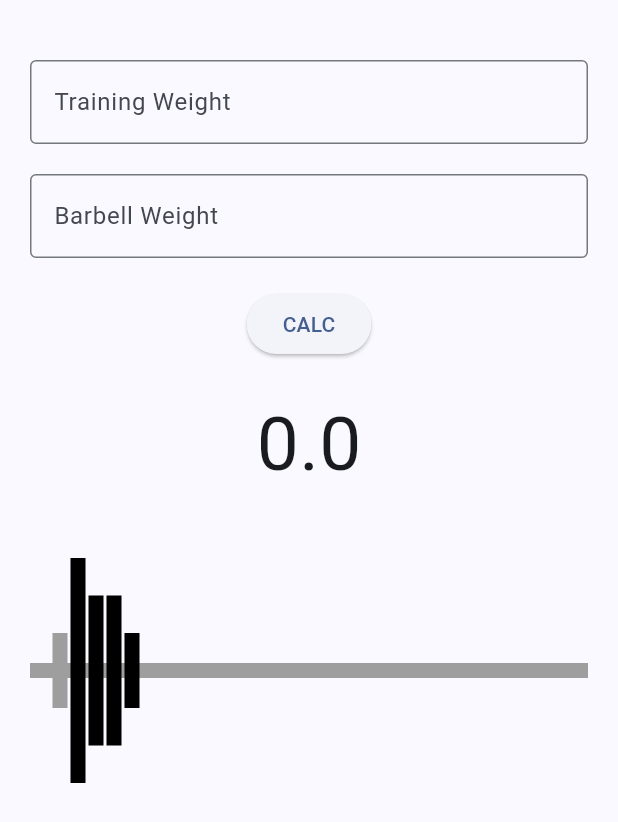
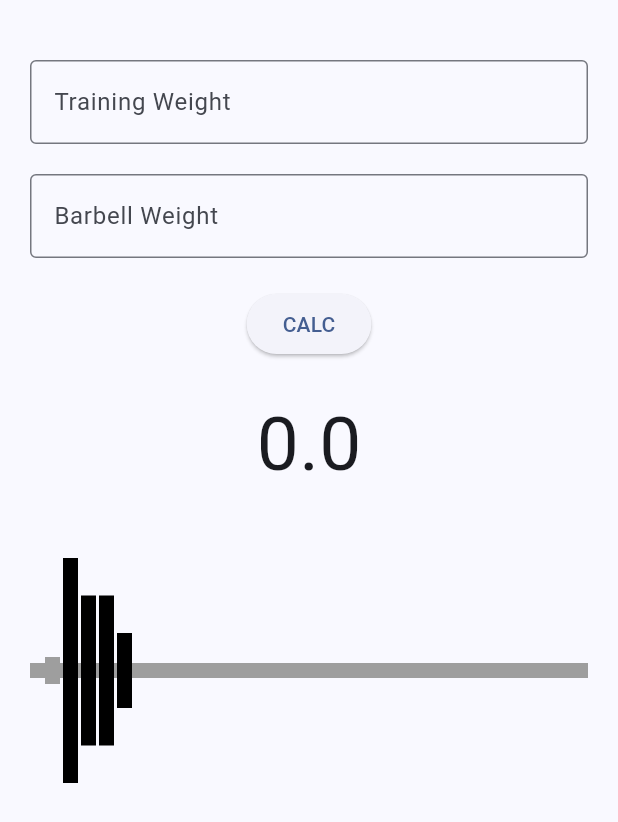
Before and after one commit to ThePi2K/BarbellCalc, a Flutter app: the screen it shows after launch, on a phone screen of 412 x 824 dp. Shown: the top 822 px of the screen. Run offline on Flutter 3.47's test engine with Material 3 defaults, Android fonts, the light colour scheme and no system bars.

```diff
--- a/barbell_calc/lib/barbell.dart
+++ b/barbell_calc/lib/barbell.dart
@@ -31,7 +31,9 @@ class BarbellWidget extends StatelessWidget {
           BarWidget(barPadding: 20.0, barColor: Colors.grey),
           Row(
             children: [
-              SizedBox(width: 27.0),
+              SizedBox(width: 20.0),
+              // plates start
+              SizedBox(width: 2),
               PlateWidget(heightPlate: 150.0),
               SizedBox(width: 2),
               PlateWidget(heightPlate: 100.0),
@@ -68,9 +70,9 @@ class BarWidget extends StatelessWidget {
         ),
         Row(
           children: [
-            const SizedBox(width: 15.0),
+            const SizedBox(width: 10.0),
             Container(
-              height: 50.0,
+              height: 18.0,
               width: 10.0,
               decoration: BoxDecoration(
                 color: barColor,
```
Also changed, not shown: barbell_calc/lib/main.dart (line endings or trailing spaces), 3 other files.
